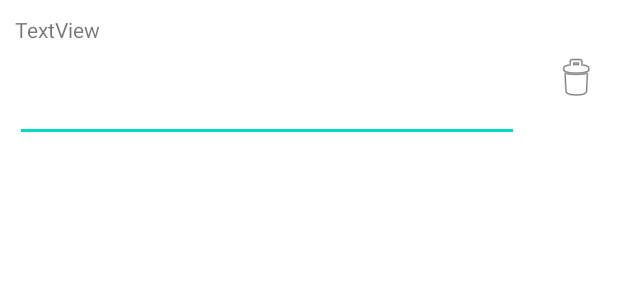
After one commit to EduardSanz/PMDM_C_05_LISTA_COMPRA, an Android app: the layout producto_view_holder.xml on its own in the app's theme, with its tools: preview values and no code run, on a phone screen of 412 x 824 dp. The commit adds this screen. Shown: the top 300 px of the screen. Run offline under Robolectric (Android 15) with nearby library versions, the phone set to English and light mode, and no system bars.

Commit message:
RECYCLER VIEW

```diff
--- a/app/src/main/res/layout/activity_main.xml
+++ b/app/src/main/res/layout/activity_main.xml
@@ -20,7 +20,9 @@
 
     </com.google.android.material.appbar.AppBarLayout>
 
-    <include layout="@layout/content_main" />
+    <include
+        android:id="@+id/contentMain"
+        layout="@layout/content_main" />
 
     <com.google.android.material.floatingactionbutton.FloatingActionButton
         android:id="@+id/fab"
--- /dev/null
+++ b/app/src/main/res/layout/producto_view_holder.xml
@@ -0,0 +1,38 @@
+<?xml version="1.0" encoding="utf-8"?>
+<LinearLayout xmlns:android="http://schemas.android.com/apk/res/android"
+    xmlns:app="http://schemas.android.com/apk/res-auto"
+    android:layout_width="match_parent"
+    android:layout_height="wrap_content">
+
+    <LinearLayout
+        android:layout_width="0dp"
+        android:layout_height="wrap_content"
+        android:layout_weight="10"
+        android:orientation="vertical">
+
+        <TextView
+            android:id="@+id/lblNombreProductoViewHolder"
+            android:layout_width="match_parent"
+            android:layout_height="wrap_content"
+            android:layout_margin="10dp"
+            android:text="TextView" />
+
+        <EditText
+            android:id="@+id/txtCantidadProductoViewHolder"
+            android:layout_width="match_parent"
+            android:layout_height="wrap_content"
+            android:layout_margin="10dp"
+            android:ems="10"
+            android:inputType="number" />
+    </LinearLayout>
+
+    <ImageButton
+        android:id="@+id/btnEliminarProductoViewHolder"
+        android:layout_width="0dp"
+        android:layout_height="wrap_content"
+        android:layout_gravity="center"
+        android:layout_margin="10dp"
+        android:layout_weight="1"
+        android:background="#00FFFFFF"
+        app:srcCompat="@android:drawable/ic_menu_delete" />
+</LinearLayout>
--- a/app/src/main/res/layout/producto_view_model.xml
+++ b/app/src/main/res/layout/producto_view_model.xml
@@ -1,7 +1,7 @@
 <?xml version="1.0" encoding="utf-8"?>
 <LinearLayout xmlns:android="http://schemas.android.com/apk/res/android"
     android:layout_width="match_parent"
-    android:layout_height="match_parent"
+    android:layout_height="wrap_content"
     android:orientation="vertical">
 
     <EditText
```
Also changed, not shown: app/src/main/java/com/cieep/a05_ejercicio_lista_compra/MainActivity.java (+13 -1 lines), app/src/main/java/com/cieep/a05_ejercicio_lista_compra/adapters/ProductosAdapter.java (added, +76 -0 lines), app/src/main/res/layout/content_main.xml (+12 -1 lines).
